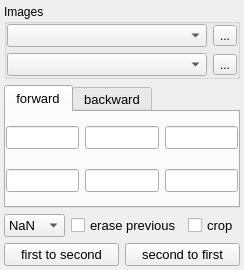
Old version of the form plugins/Affine/Affine.ui in the repository NeutrinoToolkit/Neutrino.
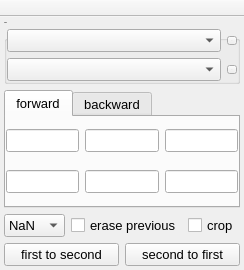
New version of the form. Icons and pictures are not drawn.

```diff
--- a/plugins/Affine/Affine.ui
+++ b/plugins/Affine/Affine.ui
@@ -10,6 +10,11 @@
     <height>270</height>
    </rect>
   </property>
+  <property name="font">
+   <font>
+    <pointsize>1</pointsize>
+   </font>
+  </property>
   <property name="windowTitle">
    <string>Affine</string>
   </property>
@@ -351,6 +356,20 @@
     </item>
    </layout>
   </widget>
+  <widget class="QToolBar" name="toolBar">
+   <property name="windowTitle">
+    <string>toolBar</string>
+   </property>
+   <property name="movable">
+    <bool>false</bool>
+   </property>
+   <attribute name="toolBarArea">
+    <enum>TopToolBarArea</enum>
+   </attribute>
+   <attribute name="toolBarBreak">
+    <bool>false</bool>
+   </attribute>
+  </widget>
  </widget>
  <tabstops>
   <tabstop>image1</tabstop>
```
Left out of the diff: 6 changed lines with no effect on the pictures.
